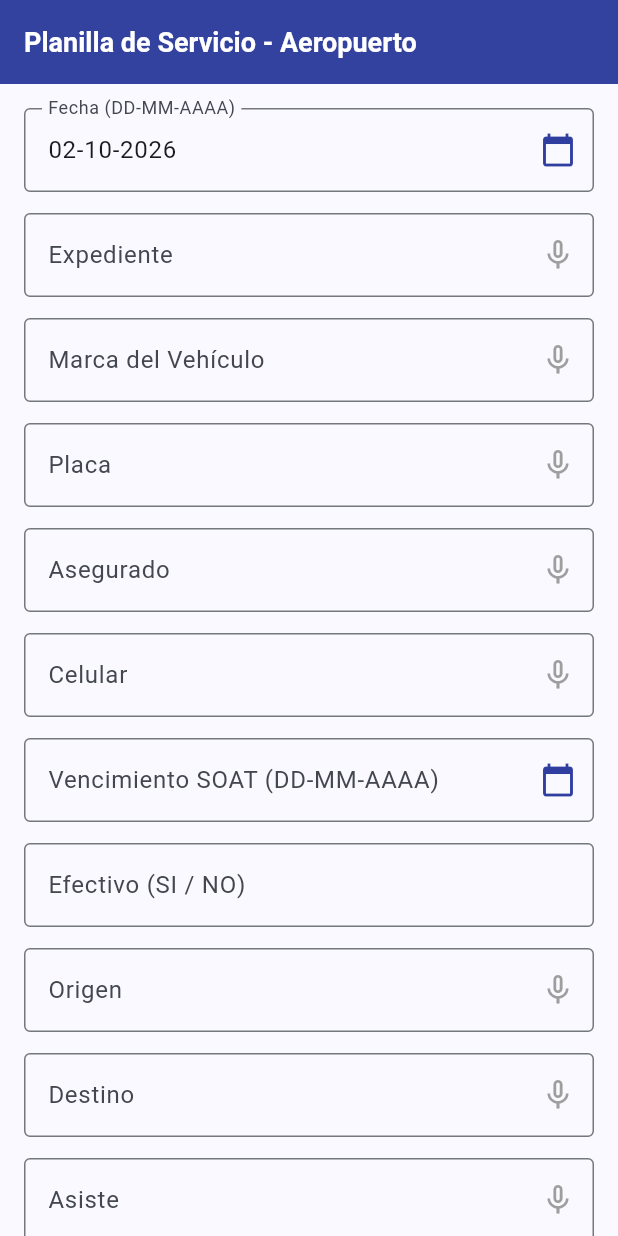
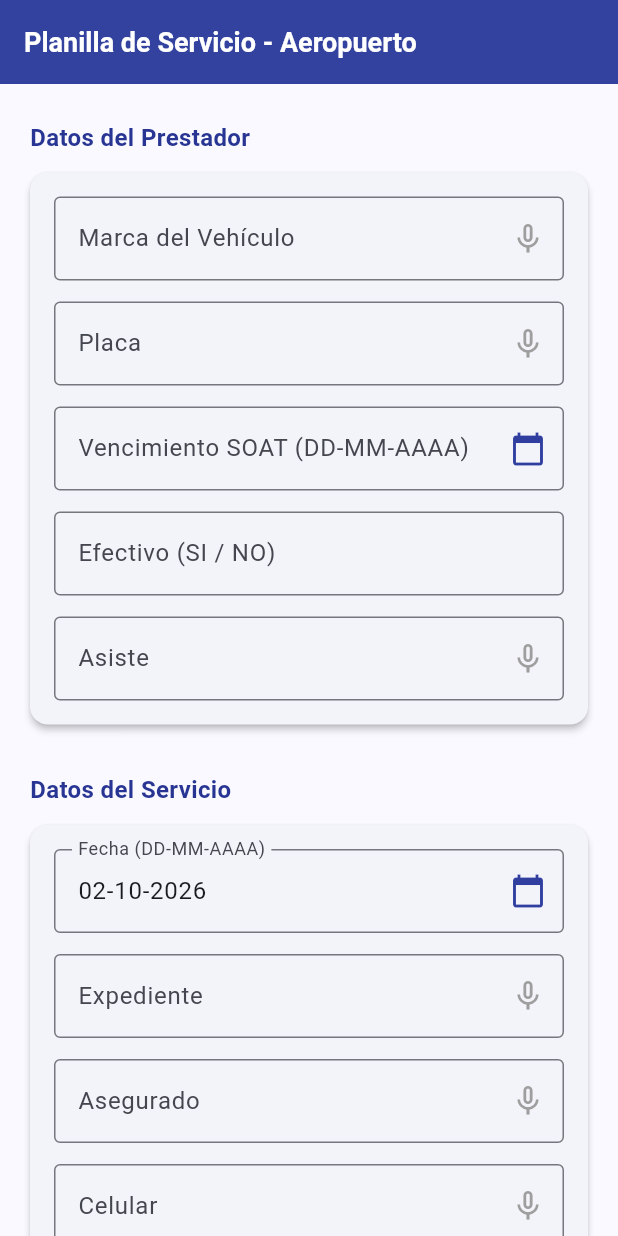
Before and after one commit to javimac-dev/planilla_aeropuerto, a Flutter app: the screen it shows after launch, on a phone screen of 412 x 824 dp. Run offline on Flutter 3.47's test engine with Material 3 defaults, Android fonts, the phone set to English and light mode, and no system bars; our stand-ins replace pdf, printing, shared_preferences, signature, speech_to_text.

Commit message:
pantalla_formulario1.4
por grupos

```diff
--- a/lib/screens/pantalla_formulario.dart
+++ b/lib/screens/pantalla_formulario.dart
@@ -1,5 +1,5 @@
 import 'package:flutter/material.dart';
-import 'package:flutter/services.dart'; // <-- 1. Importante para los filtros de entrada
+import 'package:flutter/services.dart';
 import 'package:speech_to_text/speech_to_text.dart' as stt;
 import 'package:shared_preferences/shared_preferences.dart';
 import 'package:signature/signature.dart';
@@ -57,6 +57,7 @@ class _PantallaFormularioState extends State<PantallaFormulario> {
     setState(() {
       _marcaController.text = prefs.getString('vehiculo_marca') ?? '';
       _placaController.text = prefs.getString('vehiculo_placa') ?? '';
+      _asisteController.text = prefs.getString('servicio_asiste') ?? '';
     });
   }
 
@@ -222,7 +223,89 @@ class _PantallaFormularioState extends State<PantallaFormulario> {
                 ),
               ),
 
-            // 1. Fecha (Con DatePicker y validación cruzada de efectivo)
+            // ==========================================
+            // GRUPO 1: DATOS DEL PRESTADOR / VEHÍCULO
+            // ==========================================
+            _construirTituloSeccion("Datos del Prestador"),
+            Card(
+              elevation: 2,
+              shape: RoundedRectangleBorder(borderRadius: BorderRadius.circular(12)),
+              child: Padding(
+                padding: const EdgeInsets.all(16.0),
+                child: Column(
+                  children: [
+                    // Marca del Vehículo (Persistente)
+                    _construirCampoConMic(
+                      label: "Marca del Vehículo",
+                      controller: _marcaController,
+                      nombreCampo: "Marca",
+                      onChanged: (valor) => _guardarDatoPersistente('vehiculo_marca', valor),
+                    ),
+                    const SizedBox(height: 14),
+
+                    // Placa (Persistente)
+                    _construirCampoConMic(
+                      label: "Placa",
+                      controller: _placaController,
+                      nombreCampo: "Placa",
+                      onChanged: (valor) => _guardarDatoPersistente('vehiculo_placa', valor),
+                    ),
+                    const SizedBox(height: 14),
+
+                    // Vencimiento SOAT (Con DatePicker y validación cruzada)
+                    TextField(
+                      controller: _soatController,
+                      readOnly: true,
+                      onTap: () => _seleccionarFecha(context, _soatController),
+                      decoration: InputDecoration(
+                        labelText: "Vencimiento SOAT (DD-MM-AAAA)",
+                        border: const OutlineInputBorder(),
+                        focusedBorder: OutlineInputBorder(
+                          borderSide: BorderSide(color: Colors.indigo.shade700, width: 2),
+                        ),
+                        suffixIcon: IconButton(
+                          icon: Icon(Icons.calendar_today, color: Colors.indigo.shade700),
+                          onPressed: () => _seleccionarFecha(context, _soatController),
+                        ),
+                      ),
+                    ),
+                    const SizedBox(height: 14),
+
+                    // Efectivo (Automático según las fechas)
+                    _construirCampoConMic(
+                      label: "Efectivo (SI / NO)",
+                      controller: _efectivoController,
+                      nombreCampo: "Efectivo",
+                      habilitarMic: false,
+                    ),
+                    const SizedBox(height: 14),
+
+                    // Asiste (Persistente)
+                    _construirCampoConMic(
+                      label: "Asiste",
+                      controller: _asisteController,
+                      nombreCampo: "Asiste",
+                      onChanged: (valor) => _guardarDatoPersistente('servicio_asiste', valor),
+                    ),
+                  ],
+                ),
+              ),
+            ),
+
+            const SizedBox(height: 20),
+
+            // ==========================================
+            // GRUPO 2: DATOS DEL SERVICIO
+            // ==========================================
+            _construirTituloSeccion("Datos del Servicio"),
+            Card(
+              elevation: 2,
+              shape: RoundedRectangleBorder(borderRadius: BorderRadius.circular(12)),
+              child: Padding(
+                padding: const EdgeInsets.all(16.0),
+                child: Column(
+                  children: [
+                    // Fecha (Con DatePicker y validación cruzada)
                     TextField(
                       controller: _fechaController,
                       readOnly: true,
@@ -241,7 +324,7 @@ class _PantallaFormularioState extends State<PantallaFormulario> {
                     ),
                     const SizedBox(height: 14),
 
-            // 2. Expediente
+                    // Expediente
                     _construirCampoConMic(
                       label: "Expediente",
                       controller: _expedienteController,
@@ -249,25 +332,7 @@ class _PantallaFormularioState extends State<PantallaFormulario> {
                     ),
                     const SizedBox(height: 14),
 
-            // 3. Marca (Persistente)
-            _construirCampoConMic(
-              label: "Marca del Vehículo",
-              controller: _marcaController,
-              nombreCampo: "Marca",
-              onChanged: (valor) => _guardarDatoPersistente('vehiculo_marca', valor),
-            ),
-            const SizedBox(height: 14),
-
-            // 4. Placa (Persistente)
-            _construirCampoConMic(
-              label: "Placa",
-              controller: _placaController,
-              nombreCampo: "Placa",
-              onChanged: (valor) => _guardarDatoPersistente('vehiculo_placa', valor),
-            ),
-            const SizedBox(height: 14),
-
-            // 5. Asegurado
+                    // Asegurado
                     _construirCampoConMic(
                       label: "Asegurado",
                       controller: _aseguradoController,
@@ -275,7 +340,7 @@ class _PantallaFormularioState extends State<PantallaFormulario> {
                     ),
                     const SizedBox(height: 14),
 
-            // 6. Celular (Tablero numérico y solo dígitos permitidos)
+                    // Celular (Numérico estricto, máximo 10 caracteres)
                     _construirCampoConMic(
                       label: "Celular",
                       controller: _celularController,
@@ -283,40 +348,12 @@ class _PantallaFormularioState extends State<PantallaFormulario> {
                       keyboardType: TextInputType.number,
                       inputFormatters: [
                         FilteringTextInputFormatter.digitsOnly,
-                LengthLimitingTextInputFormatter(10), // Opcional: limita a 10 dígitos
+                        LengthLimitingTextInputFormatter(10),
                       ],
                     ),
                     const SizedBox(height: 14),
 
-            // 7. Vencimiento SOAT (Con DatePicker y validación cruzada de efectivo)
-            TextField(
-              controller: _soatController,
-              readOnly: true,
-              onTap: () => _seleccionarFecha(context, _soatController),
-              decoration: InputDecoration(
-                labelText: "Vencimiento SOAT (DD-MM-AAAA)",
-                border: const OutlineInputBorder(),
-                focusedBorder: OutlineInputBorder(
-                  borderSide: BorderSide(color: Colors.indigo.shade700, width: 2),
-                ),
-                suffixIcon: IconButton(
-                  icon: Icon(Icons.calendar_today, color: Colors.indigo.shade700),
-                  onPressed: () => _seleccionarFecha(context, _soatController),
-                ),
-              ),
-            ),
-            const SizedBox(height: 14),
-
-            // 8. Efectivo (Automático según las fechas)
-            _construirCampoConMic(
-              label: "Efectivo (SI / NO)",
-              controller: _efectivoController,
-              nombreCampo: "Efectivo",
-              habilitarMic: false,
-            ),
-            const SizedBox(height: 14),
-
-            // 9. Origen
+                    // Origen
                     _construirCampoConMic(
                       label: "Origen",
                       controller: _origenController,
@@ -324,19 +361,15 @@ class _PantallaFormularioState extends State<PantallaFormulario> {
                     ),
                     const SizedBox(height: 14),
 
-            // 10. Destino
+                    // Destino
                     _construirCampoConMic(
                       label: "Destino",
                       controller: _destinoController,
                       nombreCampo: "Destino",
                     ),
-            const SizedBox(height: 14),
-
-            // 11. Asiste
-            _construirCampoConMic(
-              label: "Asiste",
-              controller: _asisteController,
-              nombreCampo: "Asiste",
+                  ],
+                ),
+              ),
             ),
 
             const SizedBox(height: 30),
@@ -382,6 +415,7 @@ class _PantallaFormularioState extends State<PantallaFormulario> {
                 ),
               ),
               onPressed: () async {
+                // 1. Validar firma obligatoria
                 if (_signatureController.isEmpty) {
                   ScaffoldMessenger.of(context).showSnackBar(
                     const SnackBar(content: Text('Por favor solicite la firma del pasajero')),
@@ -389,9 +423,11 @@ class _PantallaFormularioState extends State<PantallaFormulario> {
                   return;
                 }
 
+                // 2. Obtener la imagen de la firma en bytes
                 final signatureBytes = await _signatureController.toPngBytes();
                 if (signatureBytes == null) return;
 
+                // 3. Formatear la fecha ingresada (DD-MM-AAAA) a AAMMDD para el nombre del archivo
                 String fechaTexto = _fechaController.text.trim();
                 String fechaAAMMDD = "000000";
                 try {
@@ -409,11 +445,14 @@ class _PantallaFormularioState extends State<PantallaFormulario> {
                   print("Error formateando fecha para el archivo: $e");
                 }
 
+                // 4. Obtener número de expediente
                 String expedienteTexto = _expedienteController.text.trim();
                 if (expedienteTexto.isEmpty) expedienteTexto = "SinuNumero";
 
+                // 5. Construir nombre del archivo: planilla_aeropuerto_AAMMDD_ex12345.pdf
                 final String nombreArchivo = "planilla_aeropuerto_${fechaAAMMDD}_ex$expedienteTexto.pdf";
 
+                // 6. Diseñar el contenido del documento PDF
                 final pdf = pw.Document();
                 pdf.addPage(
                   pw.Page(
@@ -462,6 +501,7 @@ class _PantallaFormularioState extends State<PantallaFormulario> {
                   ),
                 );
 
+                // 7. Lanzar el diálogo nativo para guardar o compartir el PDF
                 await Printing.sharePdf(
                   bytes: await pdf.save(),
                   filename: nombreArchivo,
@@ -476,6 +516,21 @@ class _PantallaFormularioState extends State<PantallaFormulario> {
             ),
             const SizedBox(height: 40),
           ],
+        ),
+      ),
+    );
+  }
+
+  // Widget auxiliar para los títulos de sección
+  Widget _construirTituloSeccion(String titulo) {
+    return Padding(
+      padding: const EdgeInsets.only(bottom: 8.0, top: 8.0, left: 4.0),
+      child: Text(
+        titulo,
+        style: TextStyle(
+          fontSize: 16,
+          fontWeight: FontWeight.bold,
+          color: Colors.indigo.shade800,
         ),
       ),
     );
@@ -526,6 +581,7 @@ class _PantallaFormularioState extends State<PantallaFormulario> {
     );
   }
 
+  // Método auxiliar para estructurar las filas dentro del PDF
   pw.Widget _construirFilaPdf(String etiqueta, String valor) {
     return pw.Padding(
       padding: const pw.EdgeInsets.symmetric(vertical: 3),
```
Lines whose indentation alone changed are shown as unchanged.
